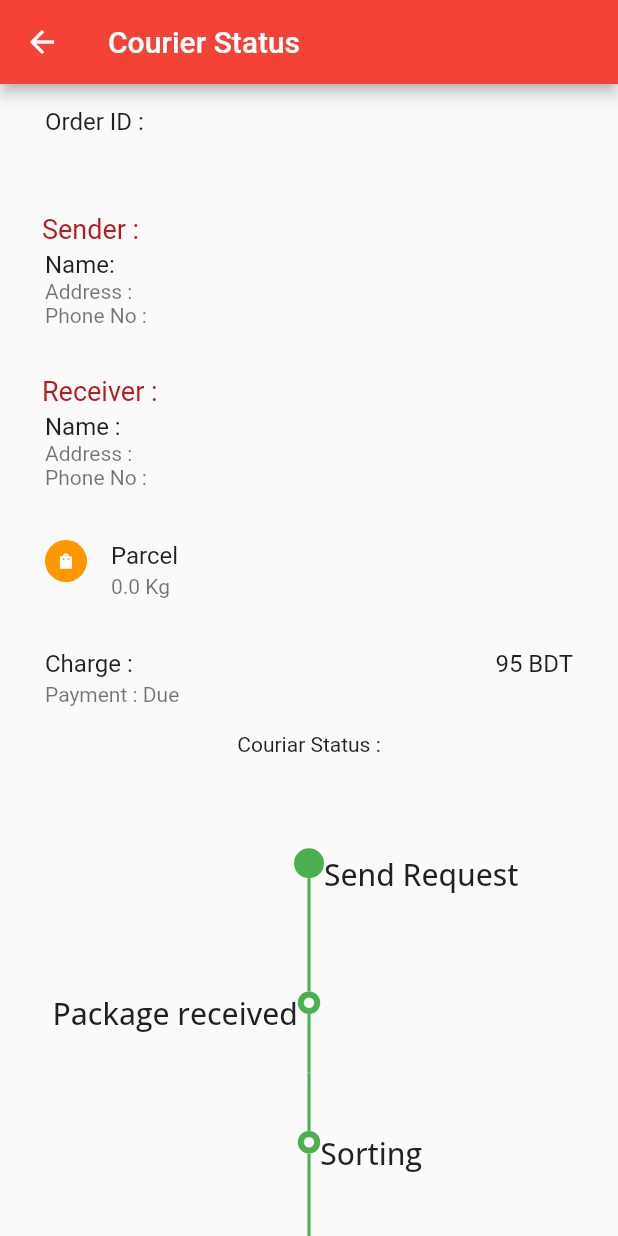
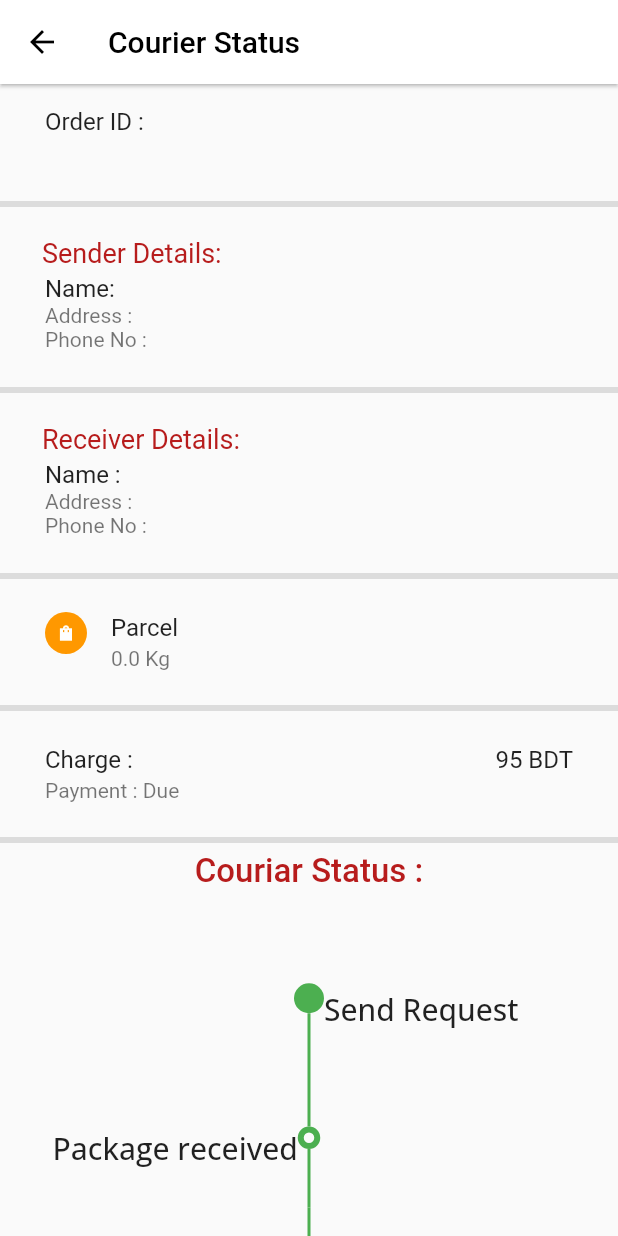
Before and after one commit to gblbd/ride_shareing, a Flutter app: the CourierStatus screen opened directly with empty values, on a phone screen of 412 x 824 dp. Run offline on Flutter 3.47's test engine with Material 2 defaults, Android fonts, the phone set to English and light mode, and no system bars; drawn by our look-alikes of timelines; our stand-ins replace animated_splash_screen, awesome_notifications, buttons_tabbar, dotted_border, firebase_core, firebase_database and 14 more; missing offline and left inert: another_stepper, geocoder2; accounts and stored records are empty.

Commit message:
✅✅✅ Update 3:20PM

```diff
--- a/lib/Pages/HomePage/Courier/OrderDetailsPage.dart
+++ b/lib/Pages/HomePage/Courier/OrderDetailsPage.dart
@@ -137,37 +137,10 @@ class _OrderDetailsPageState extends State<OrderDetailsPage> {
           children: [
 
 
-            // Container(
-            //   height: 60,
-            //   child: TextButton(
-            //     onPressed: (){
-            //       Navigator.push(
-            //         context,
-            //         MaterialPageRoute(
-            //           builder: (context) {
-            //             return GetQuotationPageView(phoneNumber: widget.phoneNumber,
-            //               receiverPhoneNum: _phone.text.toString(),);
-            //           },
-            //         ),
-            //       );
-            //     },
-            //     child: ListTile(
-            //       leading: CircleAvatar(
-            //           backgroundColor: Colors.blueGrey.shade50,
-            //           child: const Icon(Icons.point_of_sale, size: 20,color: Colors.red,)
-            //       ),
-            //       title: const Text('Get Quotation'),
-            //       trailing: const Icon(Icons.arrow_forward_ios_sharp,size: 14,),
-            //     ),
-            //   ),
-            // ),
-            //
-
-
 
             Divider(color: Colors.blueGrey.shade50,thickness: 4,),
             const SizedBox(height: 5,),
-            const Text('    Receiver Details',style: TextStyle(fontSize: 16,fontWeight: FontWeight.bold,),),
+            const Text('    Receiver Details*',style: TextStyle(fontSize: 16,fontWeight: FontWeight.bold,),),
             //SizedBox(height: 3,),
             Padding(
               padding: const EdgeInsets.all(16.0),
@@ -442,7 +415,7 @@ class _OrderDetailsPageState extends State<OrderDetailsPage> {
 
             Divider(color: Colors.blueGrey.shade50,thickness: 4,),
             const SizedBox(height: 5,),
-            const Text('    Courier Weight',style: TextStyle(fontSize: 16,fontWeight: FontWeight.bold,),),
+            const Text('    Courier Weight*',style: TextStyle(fontSize: 16,fontWeight: FontWeight.bold,),),
             Container(
               //width: 350,
               child: Slider(
--- a/lib/Pages/HomePage/Courier/couriar_status.dart
+++ b/lib/Pages/HomePage/Courier/couriar_status.dart
@@ -37,8 +37,16 @@ class CourierStatus extends StatelessWidget
     // TODO: implement build
     return Scaffold(
       appBar: AppBar(
-        title: Text("Courier Status"),
+        elevation: 1.0,
+        backgroundColor: Colors.white,
+        title: Text('Courier Status',
+          style: TextStyle(color: Colors.black),
+        ),
+        iconTheme: IconThemeData(color: Colors.black),
       ),
+      // appBar: AppBar(
+      //   title: Text("Courier Status"),
+      // ),
       body: SingleChildScrollView(
         child: Container(
           child: Column(
@@ -55,7 +63,7 @@ class CourierStatus extends StatelessWidget
                 ),
               ),
 
-
+              Divider(thickness: 4.0,),
               Container(
                 padding: EdgeInsets.all(14),
                   child: Column(
@@ -63,7 +71,7 @@ class CourierStatus extends StatelessWidget
                     children: [
                       Padding(
                         padding: const EdgeInsets.only(left: 14.0),
-                        child: Text("Sender :",
+                        child: Text("Sender Details:",
                           style: TextStyle(fontSize: 18,color: Colors.red.shade900,fontWeight: FontWeight.w400),
                         ),
                       ),
@@ -76,6 +84,7 @@ class CourierStatus extends StatelessWidget
                     ],
                   )
               ),
+              Divider(thickness: 4.0,),
 
               Container(
                 padding: EdgeInsets.all(14),
@@ -85,7 +94,7 @@ class CourierStatus extends StatelessWidget
 
                     Padding(
                       padding: const EdgeInsets.only(left: 14.0),
-                      child: Text("Receiver :",
+                      child: Text("Receiver Details:",
                       style: TextStyle(fontSize: 18,color: Colors.red.shade900,fontWeight: FontWeight.w400),
                       ),
                     ),
@@ -98,6 +107,8 @@ class CourierStatus extends StatelessWidget
                   ],
                 ),
               ),
+
+              Divider(thickness: 4.0,),
 
               Padding(
                 padding: const EdgeInsets.only(left: 14.0),
@@ -122,6 +133,7 @@ class CourierStatus extends StatelessWidget
                   subtitle: Text("${ParcelWaight} Kg"),
                 ) ,
               ),
+              Divider(thickness: 4.0,),
 
               Padding(
                 padding: const EdgeInsets.only(left: 14.0,right: 14.0),
@@ -138,8 +150,12 @@ class CourierStatus extends StatelessWidget
                 ),
               ),
 
+              Divider(thickness: 4.0,),
 
-              Text("Couriar Status :"),
+              Text("Couriar Status :",
+                style: TextStyle(fontSize: 22,color: Colors.red.shade900,fontWeight: FontWeight.w500),
+
+              ),
 
 
 
```
Also changed, not shown: lib/Pages/HomePage/Courier/CourierHistory.dart (+7 -18 lines).
